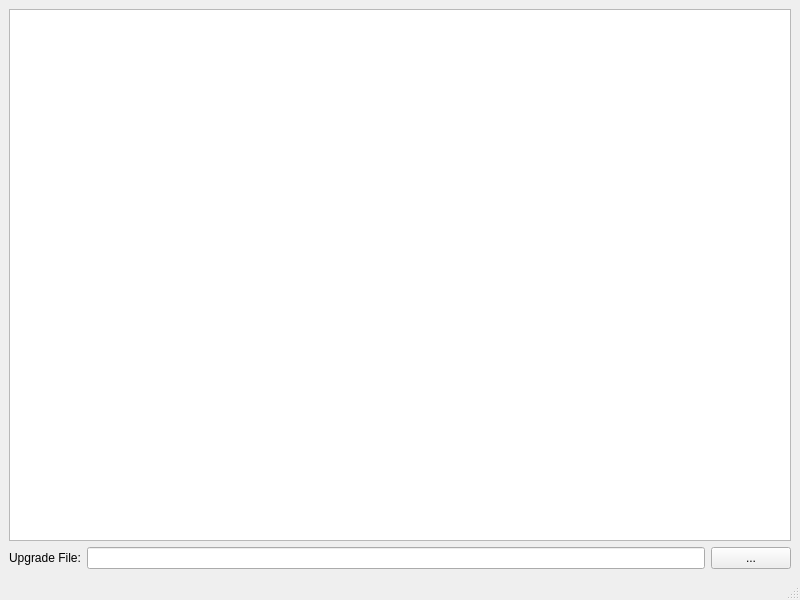
Above: ui/main.ui from yuanrui2014/firmware_upgrade_server before the change. Below: the same form after it.
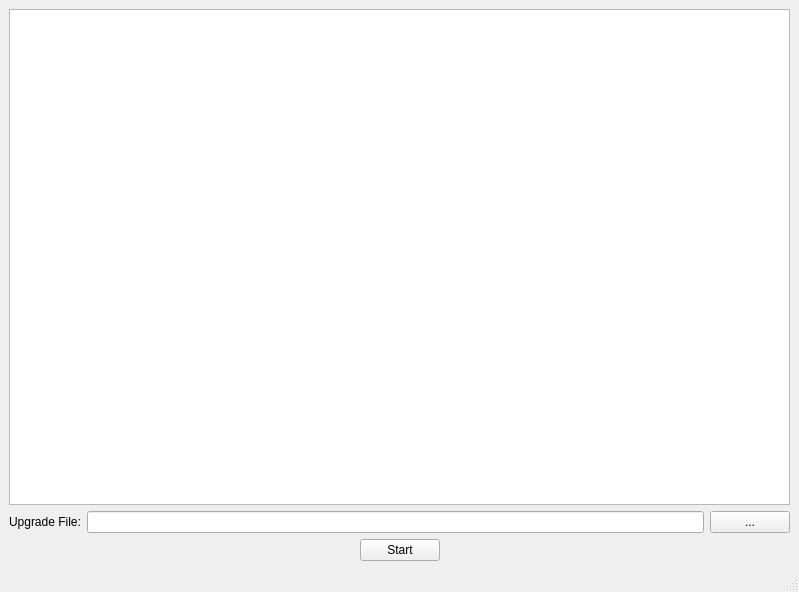
That is the form after the change.

```diff
--- a/ui/main.ui
+++ b/ui/main.ui
@@ -6,8 +6,8 @@
    <rect>
     <x>0</x>
     <y>0</y>
-    <width>800</width>
-    <height>600</height>
+    <width>799</width>
+    <height>592</height>
    </rect>
   </property>
   <property name="windowTitle">
@@ -43,6 +43,43 @@
       </item>
      </layout>
     </item>
+    <item row="2" column="0">
+     <layout class="QHBoxLayout" name="horizontalLayout_2">
+      <item>
+       <spacer name="horizontalSpacer">
+        <property name="orientation">
+         <enum>Qt::Horizontal</enum>
+        </property>
+        <property name="sizeHint" stdset="0">
+         <size>
+          <width>40</width>
+          <height>20</height>
+         </size>
+        </property>
+       </spacer>
+      </item>
+      <item>
+       <widget class="QPushButton" name="pushButton_action">
+        <property name="text">
+         <string>Start</string>
+        </property>
+       </widget>
+      </item>
+      <item>
+       <spacer name="horizontalSpacer_2">
+        <property name="orientation">
+         <enum>Qt::Horizontal</enum>
+        </property>
+        <property name="sizeHint" stdset="0">
+         <size>
+          <width>40</width>
+          <height>20</height>
+         </size>
+        </property>
+       </spacer>
+      </item>
+     </layout>
+    </item>
    </layout>
   </widget>
   <widget class="QStatusBar" name="statusbar"/>
```
